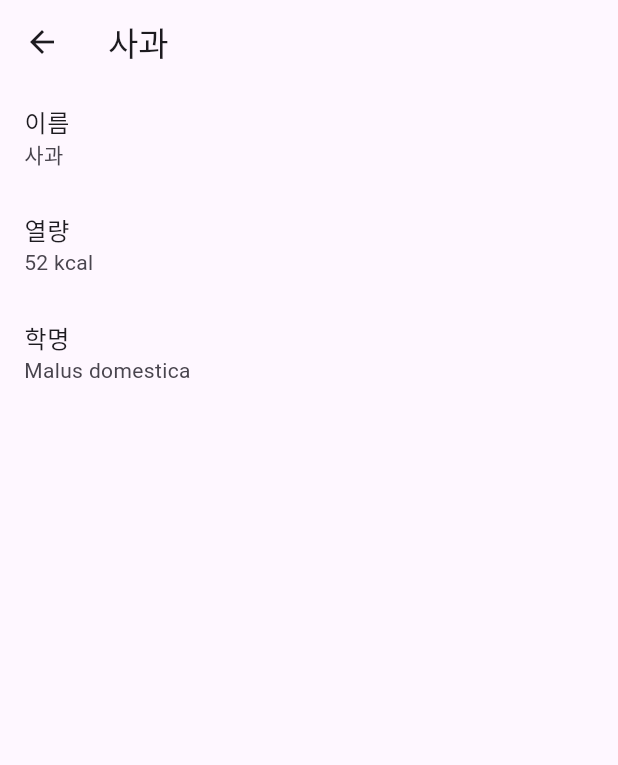
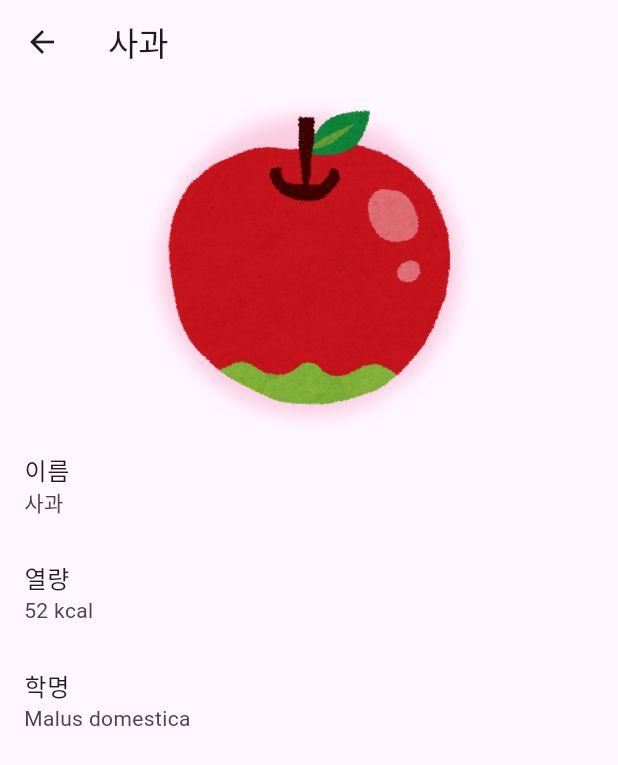
Before and after one commit to kobataAyaka/fruits_app, a Flutter app: the FruitListPage screen opened directly, after a tap on "사과", on a phone screen of 412 x 824 dp. Shown: the top 765 px of the screen. Run offline on Flutter 3.47's test engine with Material 3 defaults, Android fonts, the phone set to English and light mode, and no system bars.

Commit message:
데이터 파일 분리, 이미지 추가

```diff
--- a/lib/fruit_description_page.dart
+++ b/lib/fruit_description_page.dart
@@ -13,6 +13,33 @@ class FruitDescriptionPage extends StatelessWidget {
       ),
       body: ListView(
         children: [
+          // 画像部分を追加
+          Padding(
+            padding: const EdgeInsets.all(16.0),
+            child: Center(
+              child: Container(
+                decoration: BoxDecoration(
+                  shape: BoxShape.circle,
+                  boxShadow: [
+                    BoxShadow(
+                      color: Colors.pink.withOpacity(0.2),
+                      blurRadius: 10.0,
+                      offset: Offset(0, 5),
+                    ),
+                  ],
+                ),
+                child: ClipRRect(
+                  borderRadius: BorderRadius.circular(16.0),
+                  child: Image.asset(
+                    'assets/images/${fruit['imageFileName']}',
+                    width: 200,
+                    height: 200,
+                    fit: BoxFit.cover,
+                  ),
+                ),
+              ),
+            ),
+          ),
           ListTile(
             title: const Text('이름'),
             subtitle: Text(fruit['name']!),
--- a/lib/fruit_list_page.dart
+++ b/lib/fruit_list_page.dart
@@ -1,19 +1,10 @@
 import 'package:flutter/material.dart';
 
+import 'fruit_data.dart';
 import 'fruit_description_page.dart';
 
 class FruitListPage extends StatelessWidget {
   const FruitListPage({super.key});
-
-  final List<Map<String, String>> fruits = const [
-    {'name': '사과', 'calories': '52 kcal', 'scientificName': 'Malus domestica'},
-    {
-      'name': '감귤',
-      'calories': '53 kcal',
-      'scientificName': 'Citrus reticulata'
-    },
-    {'name': '포도', 'calories': '69 kcal', 'scientificName': 'Vitis vinifera'},
-  ];
 
   @override
   Widget build(BuildContext context) {
@@ -24,8 +15,9 @@ class FruitListPage extends StatelessWidget {
       body: ListView.builder(
         itemCount: fruits.length,
         itemBuilder: (context, index) {
+          final fruit = fruits[index];
           return ListTile(
-            title: Text(fruits[index]['name']!),
+            title: Text(fruit['name']!),
             onTap: () {
               Navigator.push(
                 context,
--- a/pubspec.yaml
+++ b/pubspec.yaml
@@ -59,7 +59,8 @@ flutter:
   uses-material-design: true
 
   # To add assets to your application, add an assets section, like this:
-  # assets:
+  assets:
+  - assets/images/
   #   - images/a_dot_burr.jpeg
   #   - images/a_dot_ham.jpeg
 
```
Also changed, not shown: lib/fruit_data.dart (added, +20 -0 lines), assets/images/apple.png (added), assets/images/grapes.png (added), assets/images/orange.png (added).
